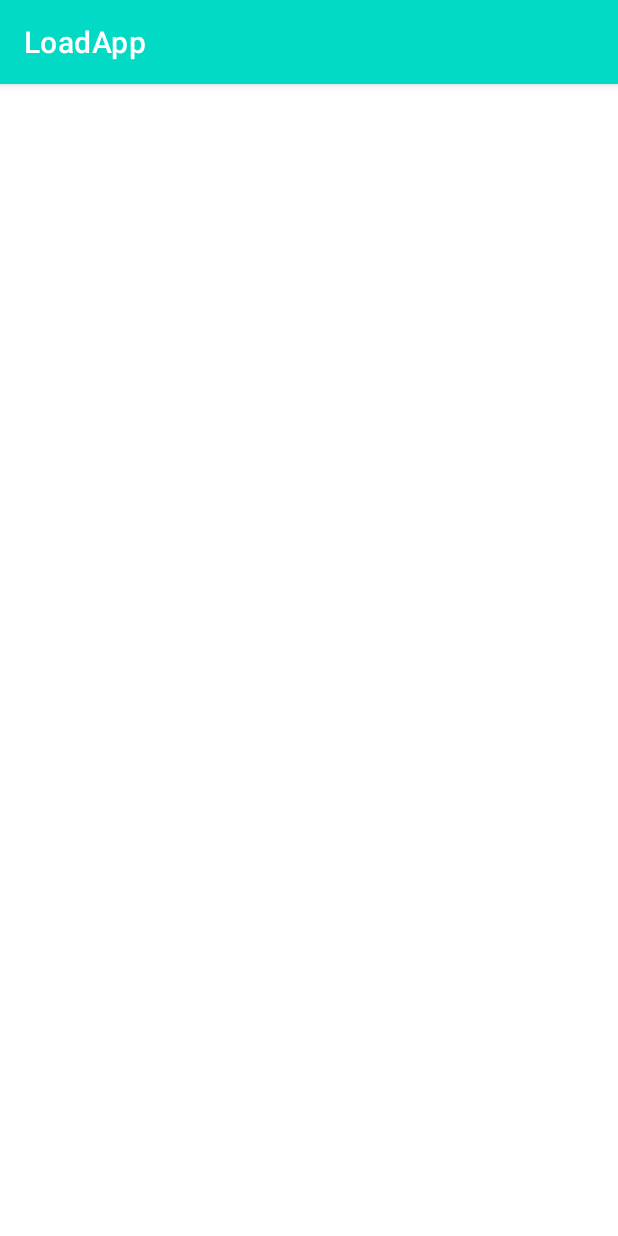
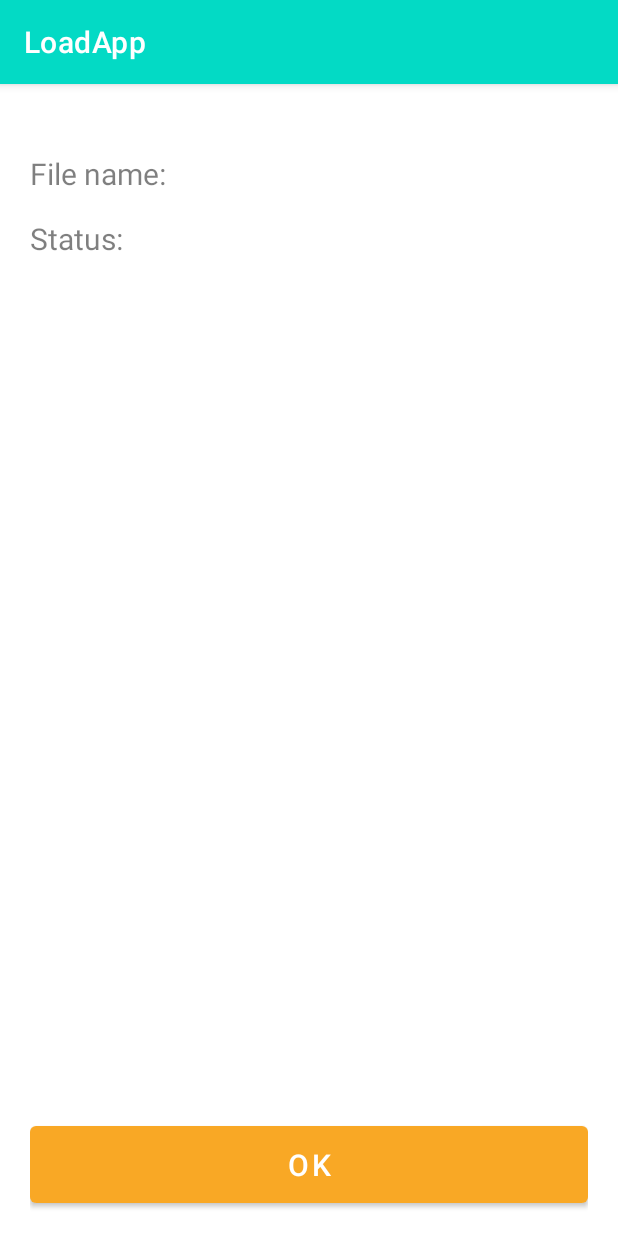
Before and after one commit to adancaysee/UdacityNanoDegreeAndroidEndOfSectionApps, an Android app: the DetailFragment screen opened through its navigation route, on a phone screen of 412 x 824 dp. Run offline under Robolectric (Android 15) with nearby library versions, the phone set to English and light mode, and no system bars; our stand-ins replace data binding.

Commit message:
added notification and detail screen transactions

```diff
--- a/loadapp/src/main/AndroidManifest.xml
+++ b/loadapp/src/main/AndroidManifest.xml
@@ -1,9 +1,11 @@
 <?xml version="1.0" encoding="utf-8"?>
 <manifest xmlns:android="http://schemas.android.com/apk/res/android">
 
-    <uses-permission android:name="android.permission.INTERNET"/>
+    <uses-permission android:name="android.permission.INTERNET" />
+    <uses-permission android:name="android.permission.POST_NOTIFICATIONS" />
 
     <application
+        android:name="com.LoadAppApplication"
         android:allowBackup="true"
         android:icon="@mipmap/ic_launcher"
         android:label="@string/app_name"
@@ -19,7 +21,7 @@
             </intent-filter>
         </activity>
         <receiver
-            android:name="com.udacity.loadapp.main.DownloadCompleteReceiver"
+            android:name="com.udacity.loadapp.util.DownloadCompleteReceiver"
 
             android:enabled="true"
             android:exported="false" />
--- a/loadapp/src/main/java/com/udacity/loadapp/MainActivity.kt
+++ b/loadapp/src/main/java/com/udacity/loadapp/MainActivity.kt
@@ -1,9 +1,12 @@
 package com.udacity.loadapp
 
+import android.os.Build
 import androidx.appcompat.app.AppCompatActivity
 import android.os.Bundle
+import androidx.activity.result.contract.ActivityResultContracts
 import androidx.databinding.DataBindingUtil
 import com.udacity.loadapp.databinding.ActivityMainBinding
+import com.udacity.loadapp.util.hasNotificationPermission
 
 class MainActivity : AppCompatActivity() {
 
@@ -14,6 +17,19 @@ class MainActivity : AppCompatActivity() {
         binding = DataBindingUtil.setContentView(this, R.layout.activity_main)
         setSupportActionBar(binding.toolbar)
 
+        requestNotificationPermission()
+
+    }
+
+    private fun requestNotificationPermission() {
+        if (Build.VERSION.SDK_INT >= Build.VERSION_CODES.TIRAMISU) {
+            val requestPermissionLauncher = registerForActivityResult(
+                ActivityResultContracts.RequestPermission()
+            ) {}
+            if (!hasNotificationPermission(this)) {
+                requestPermissionLauncher.launch(android.Manifest.permission.POST_NOTIFICATIONS)
+            }
+        }
     }
 
 }
--- a/loadapp/src/main/java/com/udacity/loadapp/detail/DetailFragment.kt
+++ b/loadapp/src/main/java/com/udacity/loadapp/detail/DetailFragment.kt
@@ -5,7 +5,10 @@ import android.view.LayoutInflater
 import android.view.View
 import android.view.ViewGroup
 import androidx.fragment.app.Fragment
+import androidx.navigation.fragment.findNavController
 import com.udacity.loadapp.databinding.FragmentDetailBinding
+import com.udacity.loadapp.util.cancelAllNotifications
+import com.udacity.loadapp.util.getNotificationManager
 
 class DetailFragment : Fragment() {
 
@@ -16,6 +19,18 @@ class DetailFragment : Fragment() {
     ): View {
         val binding = FragmentDetailBinding.inflate(inflater)
 
+        getNotificationManager(requireContext()).cancelAllNotifications()
+        if (arguments != null) {
+            val fileName = requireArguments().getString("fileName")
+            val status = requireArguments().getString("status")
+            binding.filenameText.text = fileName
+            binding.statusText.text = status
+        }
+
+        binding.btnOk.setOnClickListener {
+            findNavController().navigate(DetailFragmentDirections.actionDetailFragmentToMainFragment())
+        }
+
         return binding.root
     }
 }
--- a/loadapp/src/main/java/com/udacity/loadapp/detail/DetailViewModel.kt
+++ /dev/null
@@ -1,6 +0,0 @@
-package com.udacity.loadapp.detail
-
-import androidx.lifecycle.ViewModel
-
-class DetailViewModel : ViewModel() {
-}
--- a/loadapp/src/main/java/com/udacity/loadapp/util/SystemUtil.kt
+++ b/loadapp/src/main/java/com/udacity/loadapp/util/SystemUtil.kt
@@ -1,7 +1,11 @@
 package com.udacity.loadapp.util
 
 import android.app.DownloadManager
+import android.app.NotificationManager
 import android.content.Context
 
 fun getDownloadManager(context: Context) =
     context.getSystemService(Context.DOWNLOAD_SERVICE) as DownloadManager
+
+fun getNotificationManager(context: Context) =
+    context.getSystemService(Context.NOTIFICATION_SERVICE) as NotificationManager
--- /dev/null
+++ b/loadapp/src/main/res/drawable/ic_assistant.xml
@@ -0,0 +1,5 @@
+<vector android:height="24dp" android:tint="#C42AFF"
+    android:viewportHeight="24.0" android:viewportWidth="24.0"
+    android:width="24dp" xmlns:android="http://schemas.android.com/apk/res/android">
+    <path android:fillColor="#FF000000" android:pathData="M19,2L5,2c-1.1,0 -2,0.9 -2,2v14c0,1.1 0.9,2 2,2h4l3,3 3,-3h4c1.1,0 2,-0.9 2,-2L21,4c0,-1.1 -0.9,-2 -2,-2zM13.88,12.88L12,17l-1.88,-4.12L6,11l4.12,-1.88L12,5l1.88,4.12L18,11l-4.12,1.88z"/>
+</vector>
--- a/loadapp/src/main/res/layout/fragment_detail.xml
+++ b/loadapp/src/main/res/layout/fragment_detail.xml
@@ -1,9 +1,82 @@
 <?xml version="1.0" encoding="utf-8"?>
-<layout xmlns:android="http://schemas.android.com/apk/res/android">
+<layout xmlns:android="http://schemas.android.com/apk/res/android"
+    xmlns:app="http://schemas.android.com/apk/res-auto"
+    xmlns:tools="http://schemas.android.com/tools">
 
     <androidx.constraintlayout.widget.ConstraintLayout
         android:layout_width="match_parent"
-        android:layout_height="match_parent">
+        android:layout_height="match_parent"
+        android:paddingHorizontal="20dp">
 
+        <TextView
+            android:id="@+id/filename_title_text"
+            android:layout_width="wrap_content"
+            android:layout_height="wrap_content"
+            android:text="@string/label_file_name"
+            android:textSize="@dimen/default_text"
+            android:textColor="?attr/colorTertiary"
+            app:layout_constraintStart_toStartOf="parent"
+            app:layout_constraintTop_toTopOf="@+id/guideline" />
+
+        <TextView
+            android:id="@+id/filename_text"
+            android:layout_width="0dp"
+            android:layout_height="wrap_content"
+            android:textSize="@dimen/default_text"
+            android:textColor="?attr/colorPrimaryVariant"
+            app:layout_constraintEnd_toEndOf="parent"
+            app:layout_constraintStart_toStartOf="@+id/guideline1"
+            app:layout_constraintTop_toTopOf="@+id/filename_title_text"
+            tools:text="lorem ipsum" />
+
+        <TextView
+            android:id="@+id/status_title_text"
+            android:layout_width="wrap_content"
+            android:layout_height="wrap_content"
+            android:layout_marginTop="@dimen/spacing_16dp"
+            android:text="@string/label_status"
+            android:textColor="?attr/colorTertiary"
+            android:textSize="@dimen/default_text"
+            app:layout_constraintStart_toStartOf="@+id/filename_title_text"
+            app:layout_constraintTop_toBottomOf="@+id/filename_text" />
+
+        <TextView
+            android:id="@+id/status_text"
+            android:layout_width="0dp"
+            android:layout_height="wrap_content"
+            android:textSize="@dimen/default_text"
+            app:layout_constraintEnd_toEndOf="@+id/filename_text"
+            app:layout_constraintStart_toStartOf="@+id/filename_text"
+            android:textColor="?attr/colorPrimaryVariant"
+            app:layout_constraintTop_toTopOf="@+id/status_title_text"
+            tools:text="lorem ipsum" />
+
+        <Button
+            android:id="@+id/btnOk"
+            android:layout_width="0dp"
+            android:layout_height="wrap_content"
+            android:layout_marginBottom="@dimen/spacing_16dp"
+            android:padding="12dp"
+            android:text="@string/ok"
+            android:textAllCaps="false"
+            android:textSize="@dimen/default_text"
+            app:backgroundTint="@color/orange_500"
+            app:layout_constraintBottom_toBottomOf="parent"
+            app:layout_constraintEnd_toEndOf="parent"
+            app:layout_constraintStart_toStartOf="parent" />
+
+        <androidx.constraintlayout.widget.Guideline
+            android:id="@+id/guideline"
+            android:layout_width="wrap_content"
+            android:layout_height="wrap_content"
+            android:orientation="horizontal"
+            app:layout_constraintGuide_percent="0.06" />
+
+        <androidx.constraintlayout.widget.Guideline
+            android:id="@+id/guideline1"
+            android:layout_width="wrap_content"
+            android:layout_height="wrap_content"
+            android:orientation="vertical"
+            app:layout_constraintGuide_percent="0.5" />
     </androidx.constraintlayout.widget.ConstraintLayout>
 </layout>
--- a/loadapp/src/main/res/navigation/nav_graph.xml
+++ b/loadapp/src/main/res/navigation/nav_graph.xml
@@ -17,6 +17,8 @@
         tools:layout="@layout/fragment_detail">
         <action
             android:id="@+id/action_detailFragment_to_mainFragment"
-            app:destination="@id/mainFragment" />
+            app:destination="@id/mainFragment"
+            app:popUpTo="@id/mainFragment"
+            app:popUpToInclusive="true"/>
     </fragment>
 </navigation>
--- a/loadapp/src/main/res/values-night/themes.xml
+++ b/loadapp/src/main/res/values-night/themes.xml
@@ -12,6 +12,7 @@
         <!-- Status bar color. -->
         <item name="android:statusBarColor" tools:targetApi="lollipop">?attr/colorPrimaryVariant</item>
         <!-- Customize your theme here. -->
+        <item name="colorTertiary">@color/textColorWhite</item>
     </style>
 
 </resources>
--- a/loadapp/src/main/res/values/colors.xml
+++ b/loadapp/src/main/res/values/colors.xml
@@ -9,4 +9,7 @@
 
     <color name="black">#FF000000</color>
     <color name="white">#FFFFFFFF</color>
+
+    <color name="textColorGray">#80000000</color>
+    <color name="textColorWhite">#80FFFFFF</color>
 </resources>
--- a/loadapp/src/main/res/values/strings.xml
+++ b/loadapp/src/main/res/values/strings.xml
@@ -5,7 +5,7 @@
 
 
     <string name="notification_title">Udacity: Android Kotlin Nanodegree </string>
-    <string name="notification_description">The Project 3 repository is downloaded</string>
+    <string name="notification_description">%s is downloaded</string>
     <string name="notification_button">See changes</string>
 
     <string name="button_name">Click me</string>
@@ -13,5 +13,13 @@
     <string name="title_fragment_detail">Loading Status</string>
     <string name="cloud_placeholder">Cloud placeholder</string>
     <string name="download">Download</string>
-    <string name="emty_selection_warning">Please select the file to download</string>
+    <string name="empty_selection_warning">Please select the file to download</string>
+    <string name="channel_id">download_completed_channel</string>
+    <string name="channel_name">Downloaded file</string>
+    <string name="success">Success</string>
+    <string name="fail">Fail</string>
+    <string name="notification_action_label">Check the status</string>
+    <string name="ok">OK</string>
+    <string name="label_file_name">File name:</string>
+    <string name="label_status">Status:</string>
 </resources>
--- a/loadapp/src/main/res/values/themes.xml
+++ b/loadapp/src/main/res/values/themes.xml
@@ -10,9 +10,9 @@
         <item name="colorSecondaryVariant">@color/orange_500</item>
         <item name="colorOnSecondary">@color/black</item>
         <!-- Status bar color. -->
-        <item name="android:statusBarColor" tools:targetApi="lollipop">?attr/colorPrimaryVariant
-        </item>
+        <item name="android:statusBarColor" tools:targetApi="lollipop">?attr/colorPrimaryVariant</item>
         <!-- Customize your theme here. -->
+        <item name="colorTertiary">@color/textColorGray</item>
     </style>
 
     <style name="Theme.LoadApp.AppBarOverlay" parent="ThemeOverlay.MaterialComponents.Dark.ActionBar" />
```
Also changed, not shown: loadapp/src/main/java/com/LoadAppApplication.kt (added, +19 -0 lines), loadapp/src/main/java/com/udacity/loadapp/main/DownloadCompleteReceiver.kt (deleted, +0 -31 lines), loadapp/src/main/java/com/udacity/loadapp/main/MainFragment.kt (+2 -10 lines), loadapp/src/main/java/com/udacity/loadapp/main/MainViewModel.kt (+6 -11 lines), loadapp/src/main/java/com/udacity/loadapp/util/DownloadCompleteReceiver.kt (added, +49 -0 lines), loadapp/src/main/java/com/udacity/loadapp/util/NotificationManager.kt (added, +82 -0 lines).
